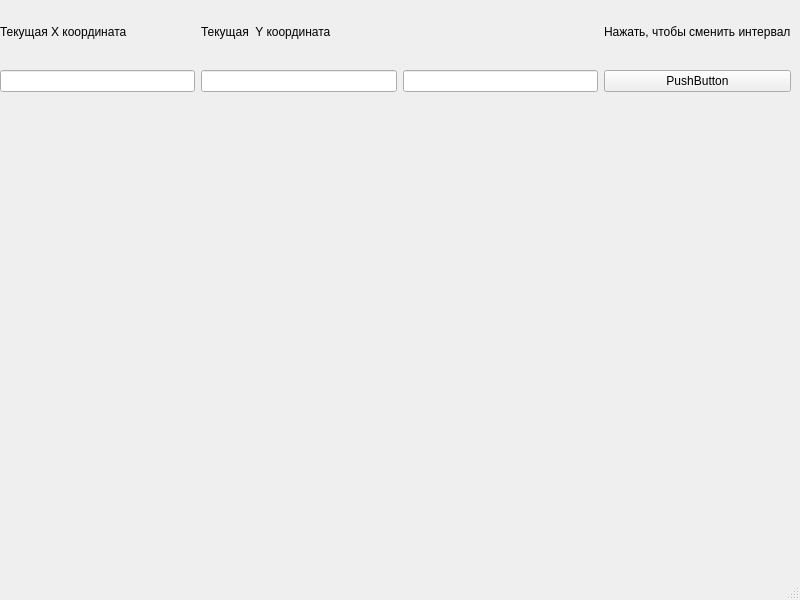
Qt form mainwindow.ui (mishakras/argun_soft_qt) before a commit.
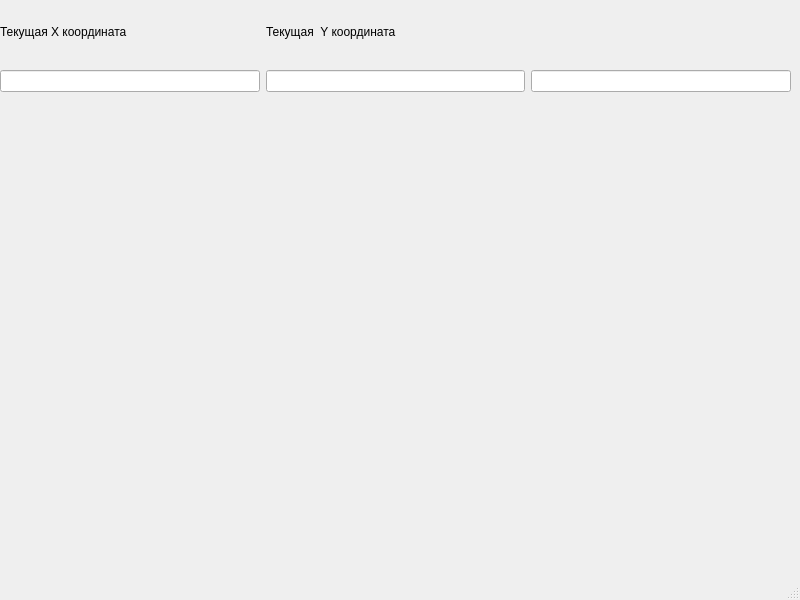
The same form after that commit.

Diff of the .ui file:
```diff
--- a/mainwindow.ui
+++ b/mainwindow.ui
@@ -54,20 +54,6 @@
        </property>
       </widget>
      </item>
-     <item row="0" column="4">
-      <widget class="QLabel" name="label_4">
-       <property name="text">
-        <string>Нажать, чтобы сменить интервал</string>
-       </property>
-      </widget>
-     </item>
-     <item row="1" column="4">
-      <widget class="QPushButton" name="pushButton">
-       <property name="text">
-        <string>PushButton</string>
-       </property>
-      </widget>
-     </item>
     </layout>
    </widget>
   </widget>
```
Left out of the diff: 2 changed lines with no effect on the pictures.
